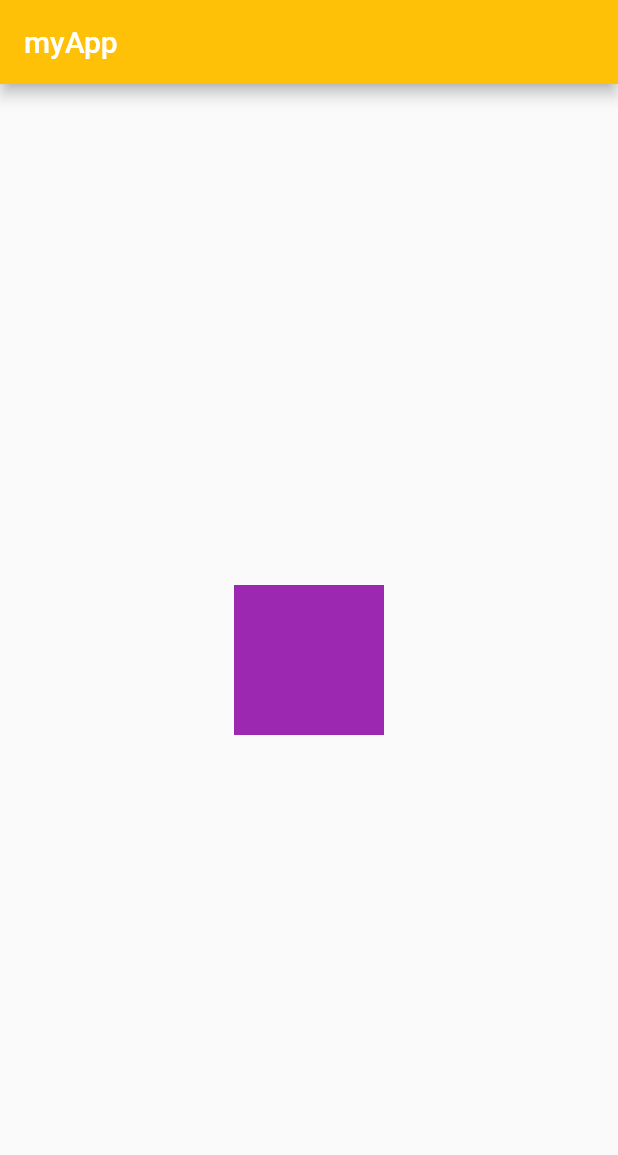
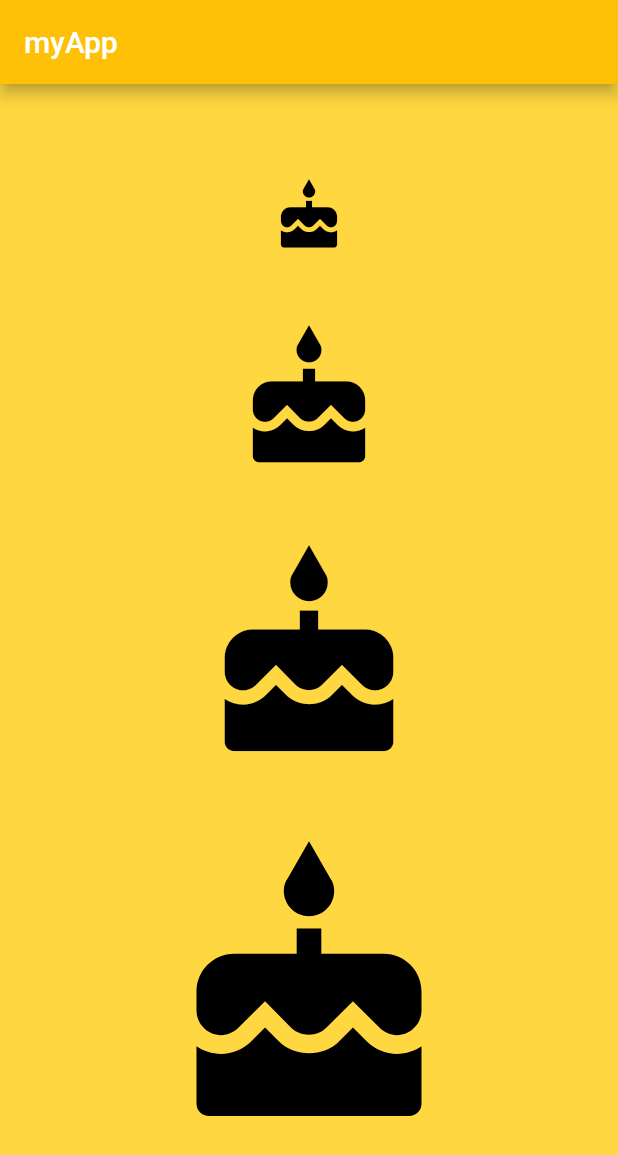
Before and after one commit to egidiocs/flutter-fireship-firebase-quizzap, a Flutter app: the screen it shows after launch, on a phone screen of 412 x 824 dp. Shown: the top 1155 px of the screen. Run offline on Flutter 3.47's test engine with Material 2 defaults, Android fonts, the phone set to English and light mode, and no system bars.

Commit message:
widgets-flex-layout

```diff
--- a/lib/main.dart
+++ b/lib/main.dart
@@ -5,27 +5,26 @@ void main() => runApp(MyApp());
 class MyApp extends StatelessWidget {
   @override
   Widget build(BuildContext context) {
-    var textStyle = TextStyle(
-      fontSize: 50,
-      fontWeight: FontWeight.bold,
-    );
     return MaterialApp(
       home: Scaffold(
-        appBar: AppBar(
-          title: Text("myApp"),
-          backgroundColor: Colors.amber,
-        ),
-        body: Center(
-          child: GestureDetector(
-            onTap: () => print('tapped!'),
-            child: Container(
-              width: 100,
-              height: 100,
-              color: Colors.purple,
+          appBar: AppBar(
+            title: Text("myApp"),
+            backgroundColor: Colors.amber,
+          ),
+          body: Container(
+            color: Colors.amberAccent,
+            padding: EdgeInsets.all(16),
+            child: Column(
+              mainAxisAlignment: MainAxisAlignment.spaceEvenly,
+              crossAxisAlignment: CrossAxisAlignment.stretch,
+              children: <Widget>[
+                Icon(Icons.cake, color: Colors.black, size: 50),
+                Icon(Icons.cake, color: Colors.black, size: 100),
+                Icon(Icons.cake, color: Colors.black, size: 150),
+                Icon(Icons.cake, color: Colors.black, size: 200),
+              ],
             ),
-          ),
-        ),
-      ),
+          )),
     );
   }
 }
```
